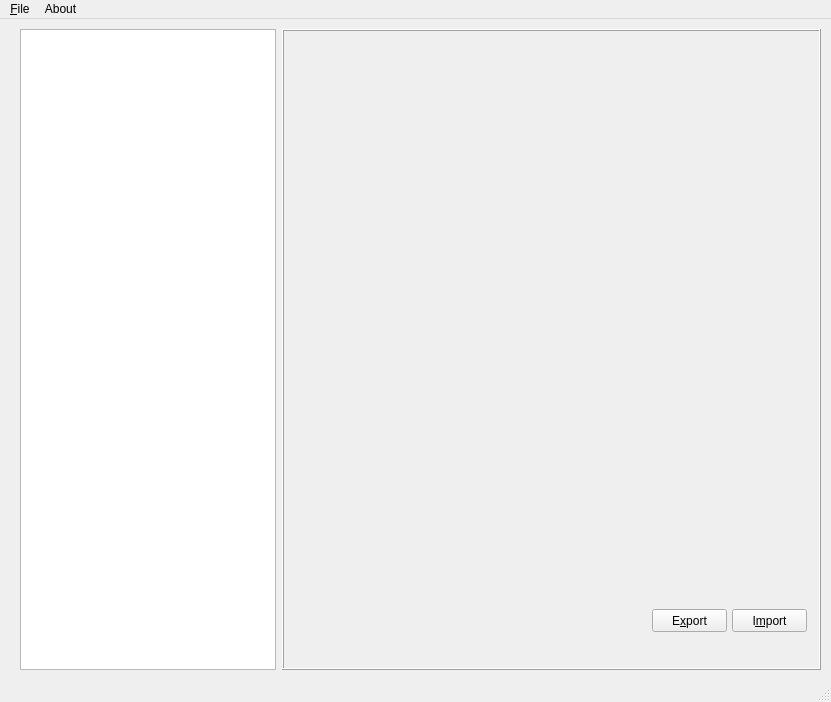
adsl14/vram-explorer, file lib/RB2_characterEditor_design.ui: the form before one commit.
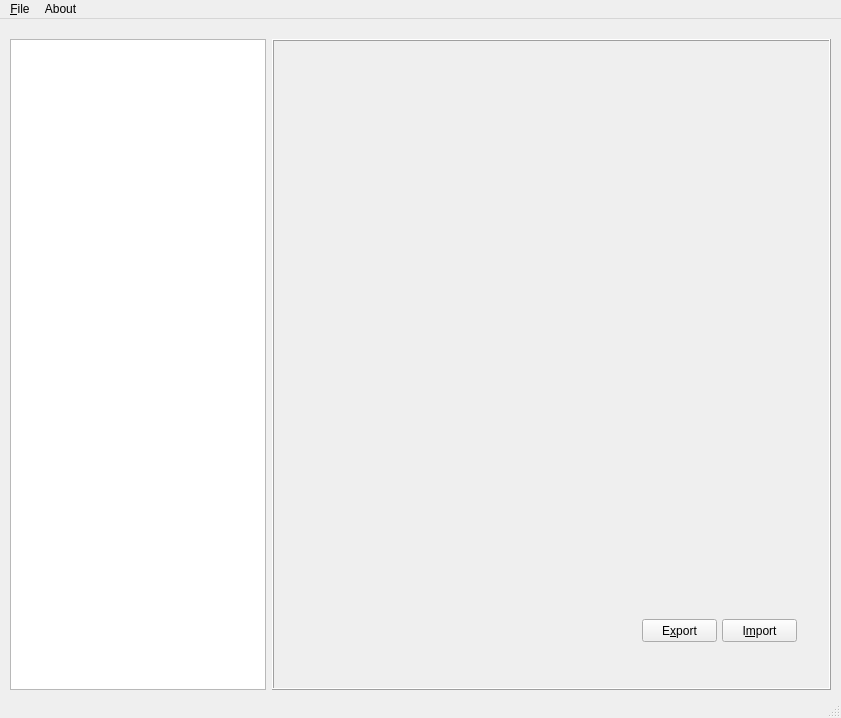
The form after the commit.

Commit message: Changed RGBA data to DXT5 and fixed an error when importing the shaders

Patch:
```diff
--- a/lib/RB2_characterEditor_design.ui
+++ b/lib/RB2_characterEditor_design.ui
@@ -6,21 +6,30 @@
    <rect>
     <x>0</x>
     <y>0</y>
-    <width>831</width>
-    <height>702</height>
+    <width>841</width>
+    <height>718</height>
    </rect>
   </property>
+  <property name="sizePolicy">
+   <sizepolicy hsizetype="Preferred" vsizetype="Preferred">
+    <horstretch>0</horstretch>
+    <verstretch>0</verstretch>
+   </sizepolicy>
+  </property>
   <property name="windowTitle">
-   <string>RB2 character editor 1.1.1</string>
+   <string>RB2 character editor 1.1.2</string>
+  </property>
+  <property name="tabShape">
+   <enum>QTabWidget::Rounded</enum>
   </property>
   <widget class="QWidget" name="centralwidget">
    <widget class="QWidget" name="horizontalLayoutWidget">
     <property name="geometry">
      <rect>
-      <x>20</x>
-      <y>10</y>
-      <width>801</width>
-      <height>641</height>
+      <x>10</x>
+      <y>20</y>
+      <width>821</width>
+      <height>651</height>
      </rect>
     </property>
     <layout class="QHBoxLayout" name="horizontalLayout">
@@ -36,6 +45,9 @@
      </item>
      <item>
       <widget class="QFrame" name="frame">
+       <property name="enabled">
+        <bool>true</bool>
+       </property>
        <property name="frameShape">
         <enum>QFrame::Box</enum>
        </property>
@@ -145,7 +157,7 @@
     <rect>
      <x>0</x>
      <y>0</y>
-     <width>831</width>
+     <width>841</width>
      <height>21</height>
     </rect>
    </property>
```
Left out of the diff: 2 changed lines with no effect on the pictures. The commit also changes 2 other files.
